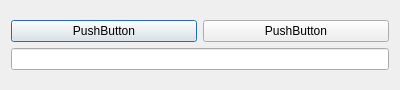
This is project/GesEngine/connectiondialog.ui in andyafter/Lab-Stuff as Qt 5 draws it before an edit. The edited form follows.
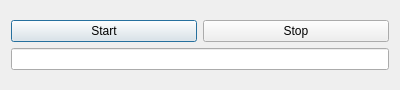
This is the edited form.

Commit message: start button test

```diff
--- a/project/GesEngine/connectiondialog.ui
+++ b/project/GesEngine/connectiondialog.ui
@@ -21,14 +21,14 @@
        <item>
         <widget class="QPushButton" name="pushButton">
          <property name="text">
-          <string>PushButton</string>
+          <string>Start</string>
          </property>
         </widget>
        </item>
        <item>
         <widget class="QPushButton" name="pushButton_2">
          <property name="text">
-          <string>PushButton</string>
+          <string>Stop</string>
          </property>
         </widget>
        </item>
```
Left out of the diff: 4 changed lines with no effect on the pictures. The commit also changes 2 other files.
